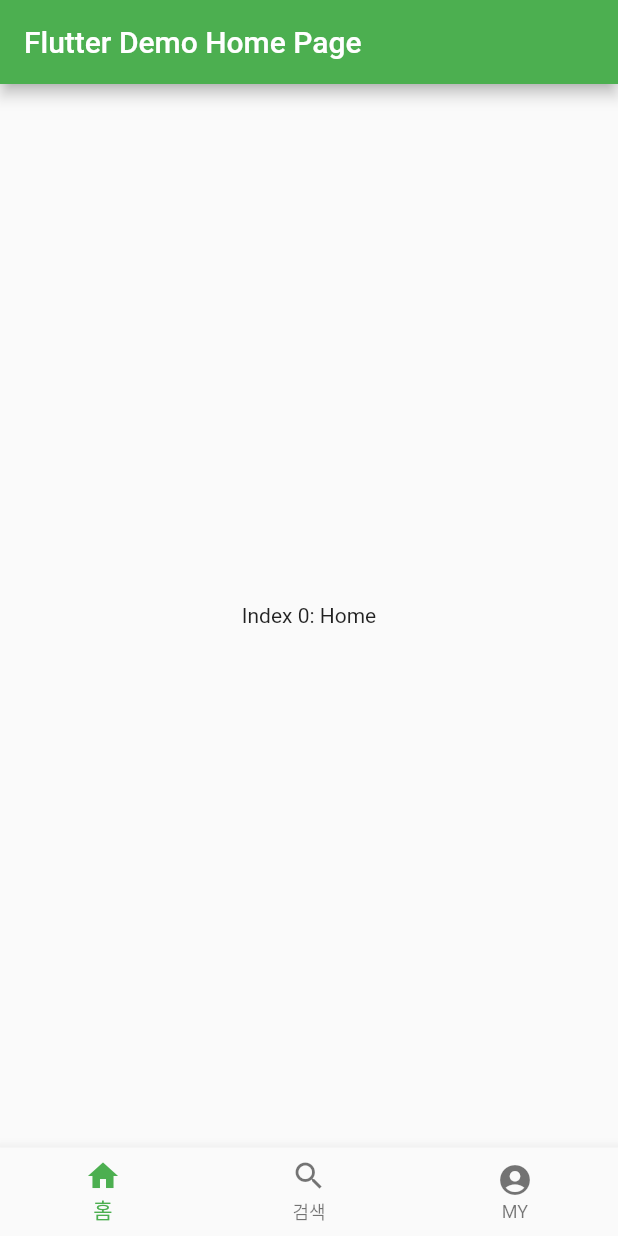
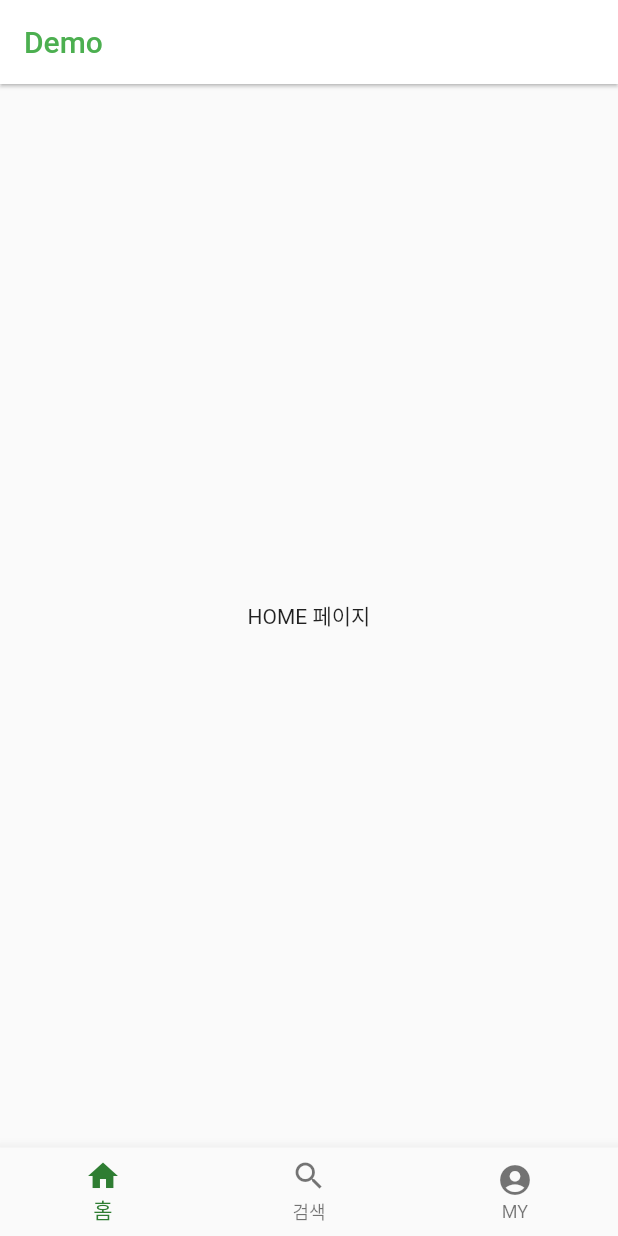
Before and after one commit to present1602/user-app, a Flutter app: the screen it shows after launch, on a phone screen of 412 x 824 dp. Run offline on Flutter 3.47's test engine with Material 2 defaults, Android fonts, the phone set to English and light mode, and no system bars.

Commit message:
tab pages init

```diff
--- a/lib/main.dart
+++ b/lib/main.dart
@@ -1,4 +1,7 @@
 import 'package:flutter/material.dart';
+import 'package:user_app/view/explorer_view.dart';
+import 'package:user_app/view/home_view.dart';
+import 'package:user_app/view/mypage_view.dart';
 
 void main() {
   runApp(const MyApp());
@@ -15,7 +18,7 @@ class MyApp extends StatelessWidget {
       theme: ThemeData(
         primarySwatch: Colors.green,
       ),
-      home: const MyHomePage(title: 'Flutter Demo Home Page'),
+      home: const MyHomePage(title: 'Demo'),
     );
   }
 }
@@ -48,22 +51,31 @@ class _MyHomePageState extends State<MyHomePage> {
   }
 
   List<Widget> _widgetOptions = <Widget>[
-    Text(
-      'Index 0: Home',
-    ),
-    Text(
-      'Index 1: search page',
-    ),
-    Text(
-      'Index 2: mypage',
-    ),
+    HomeScreen(),
+    ExplorerScreen(),
+    MyPageScreen(),
   ];
+  //   Text(
+  //     'Index 0: Home',
+  //   ),
+  //   Text(
+  //     'Index 1: search page',
+  //   ),
+  //   Text(
+  //     'Index 2: mypage',
+  //   ),
+  // ];
 
   @override
   Widget build(BuildContext context) {
     return Scaffold(
         appBar: AppBar(
-          title: Text(widget.title),
+          title: Text(
+            widget.title,
+            style: TextStyle(color: Colors.green),
+          ),
+          backgroundColor: Colors.white,
+          elevation: 1.0,
         ),
         body: Center(child: _widgetOptions.elementAt(_selectecIndex)),
         bottomNavigationBar: BottomNavigationBar(
@@ -74,6 +86,8 @@ class _MyHomePageState extends State<MyHomePage> {
                 icon: Icon(Icons.account_circle), label: 'MY'),
           ],
           onTap: (value) => _onTab(value),
+          selectedItemColor: Colors.green[800],
+          currentIndex: _selectecIndex,
         ));
   }
 }
--- /dev/null
+++ b/lib/view/home_view.dart
@@ -0,0 +1,19 @@
+import 'package:flutter/material.dart';
+import 'package:flutter/src/widgets/container.dart';
+import 'package:flutter/src/widgets/framework.dart';
+
+class HomeScreen extends StatefulWidget {
+  const HomeScreen({super.key});
+
+  @override
+  State<HomeScreen> createState() => _HomeScreenState();
+}
+
+class _HomeScreenState extends State<HomeScreen> {
+  @override
+  Widget build(BuildContext context) {
+    return Container(
+      child: Text("HOME 페이지"),
+    );
+  }
+}
```
Also changed, not shown: lib/view/explorer_view.dart (added, +19 -0 lines), lib/view/login_view.dart (added, +19 -0 lines), lib/view/mypage_view.dart (added, +19 -0 lines).
